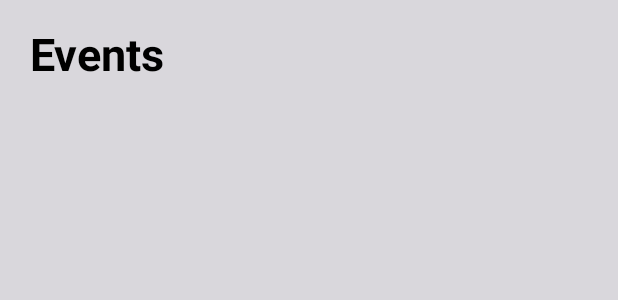
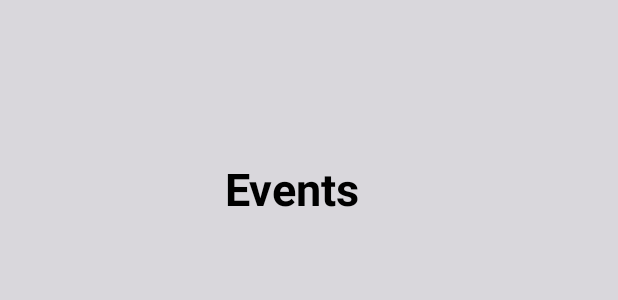
Before and after one commit to GueyLing/StudentIICP, an Android app: the layout fragment_events.xml on its own in the app's theme, with its tools: preview values and no code run, on a phone screen of 412 x 824 dp. Shown: the top 300 px of the screen. Run offline under Robolectric (Android 15) with nearby library versions, the phone set to English and light mode, and no system bars.

Commit message:
change design

```diff
--- a/app/src/main/java/com/example/studentiicp/EventsFragment.java
+++ b/app/src/main/java/com/example/studentiicp/EventsFragment.java
@@ -87,7 +87,7 @@ public class EventsFragment extends Fragment {
         database = FirebaseDatabase.getInstance().getReference("events");
         new_database = FirebaseDatabase.getInstance().getReference("user_events").child(currentFirebaseUser.getUid());
         recyclerView.setHasFixedSize(true);
-        LinearLayoutManager linearLayoutManager = new LinearLayoutManager(getActivity());
+        LinearLayoutManager linearLayoutManager = new LinearLayoutManager(getActivity(), LinearLayoutManager.HORIZONTAL, false);
         linearLayoutManager.setReverseLayout(true);
         linearLayoutManager.setStackFromEnd(true);
         recyclerView.setLayoutManager(linearLayoutManager);
@@ -98,7 +98,7 @@ public class EventsFragment extends Fragment {
         list = new ArrayList<>();
         ArrayList<String> myList= new ArrayList<>();
         //this should put line90
-        myAdapter = new MyAdapter(getActivity(),list, listener);
+        myAdapter = new MyAdapter(getActivity(),list, listener, 1);
         recyclerView.setAdapter(myAdapter);
 
         new_database.addValueEventListener(new ValueEventListener() {
--- a/app/src/main/java/com/example/studentiicp/HistoryFragment.java
+++ b/app/src/main/java/com/example/studentiicp/HistoryFragment.java
@@ -98,7 +98,7 @@ public class HistoryFragment extends Fragment {
         list = new ArrayList<>();
         ArrayList<String> myList= new ArrayList<>();
         //this should put line90
-        myAdapter = new MyAdapter(getActivity(),list, listener);
+        myAdapter = new MyAdapter(getActivity(),list, listener, 2);
         recyclerView.setAdapter(myAdapter);
 
         new_database.addValueEventListener(new ValueEventListener() {
--- a/app/src/main/res/layout/fragment_events.xml
+++ b/app/src/main/res/layout/fragment_events.xml
@@ -9,15 +9,15 @@
         <TextView
             android:layout_width="wrap_content"
             android:layout_height="wrap_content"
+            android:layout_marginLeft="150dp"
+            android:layout_marginTop="105dp"
+            android:text="Events"
+            android:textColor="@color/black"
             android:textSize="30dp"
-            android:textColor="@color/black"
-            android:textStyle="bold"
-            android:layout_marginTop="15dp"
-            android:layout_marginLeft="20dp"
-            android:text="Events"/>
+            android:textStyle="bold" />
 
         <androidx.recyclerview.widget.RecyclerView
-            android:layout_marginTop="60dp"
+            android:layout_marginTop="220dp"
             android:id="@+id/eventList"
             android:layout_width="match_parent"
             android:layout_height="match_parent" />
```
Also changed, not shown: app/src/main/java/com/example/studentiicp/MyAdapter.java (+10 -2 lines), app/src/main/res/layout/horizontal_item.xml (+42 -4 lines).
